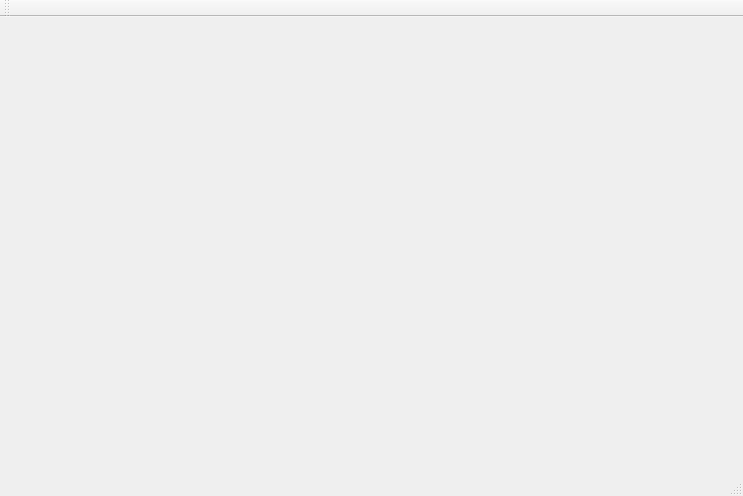
First picture: the form in SpeedRunManager/mainwindow.ui, repository Poirault/SpeedRunnerManager, before the edit.
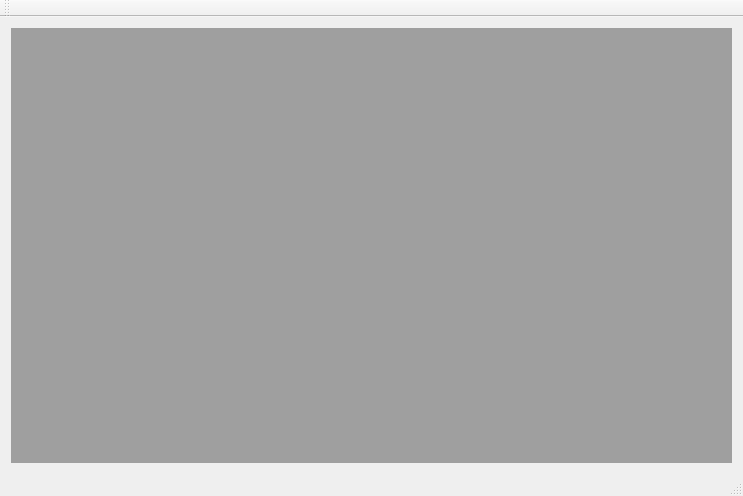
Second picture: the form after the edit.

Patch:
```diff
--- a/SpeedRunManager/mainwindow.ui
+++ b/SpeedRunManager/mainwindow.ui
@@ -14,7 +14,11 @@
    <string>MainWindow</string>
   </property>
   <widget class="QWidget" name="centralWidget">
-   <layout class="QHBoxLayout" name="horizontalLayout"/>
+   <layout class="QHBoxLayout" name="horizontalLayout">
+    <item>
+     <widget class="QMdiArea" name="mdiArea"/>
+    </item>
+   </layout>
   </widget>
   <widget class="QMenuBar" name="menuBar">
    <property name="geometry">
```
